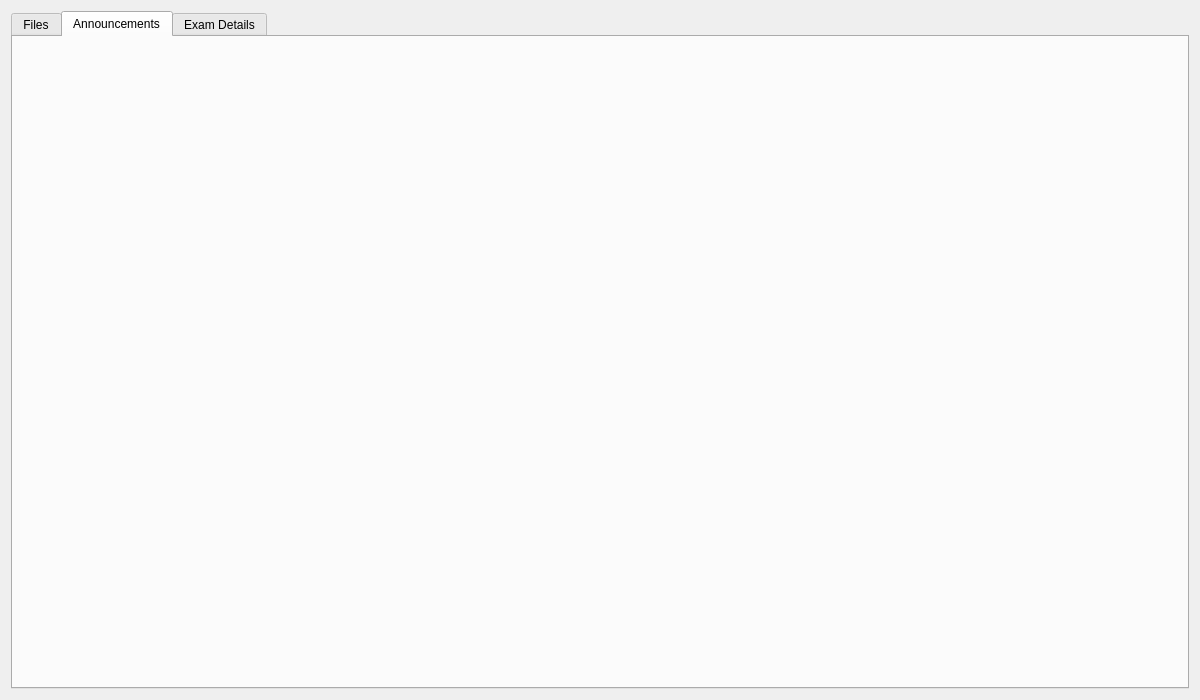
The window that downloaderui.ui (Geraldcdx/IVLEDownloader) describes before a commit, drawn with Qt 5.
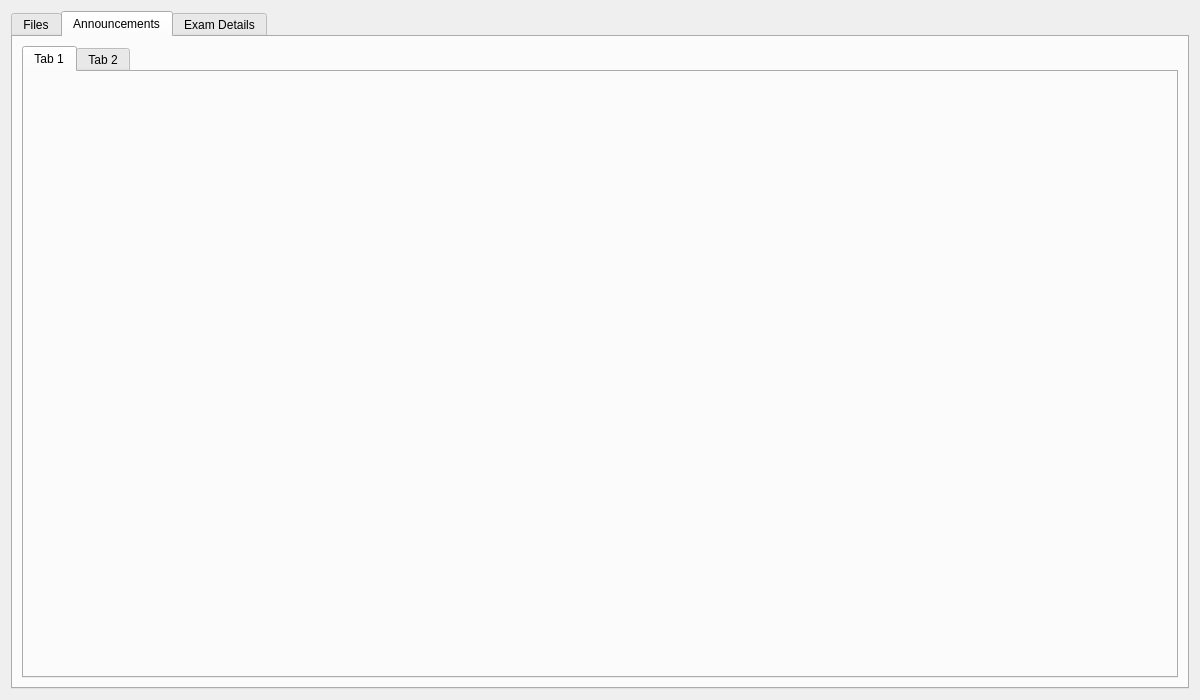
The same window after the commit. The open tabs and pages were chosen to show the change.

Patch:
```diff
--- a/downloaderui.ui
+++ b/downloaderui.ui
@@ -36,6 +36,25 @@
       <attribute name="title">
        <string>Announcements</string>
       </attribute>
+      <layout class="QVBoxLayout" name="verticalLayout_2">
+       <item>
+        <widget class="QTabWidget" name="tabWidget_2">
+         <property name="currentIndex">
+          <number>0</number>
+         </property>
+         <widget class="QWidget" name="tab_4">
+          <attribute name="title">
+           <string>Tab 1</string>
+          </attribute>
+         </widget>
+         <widget class="QWidget" name="tab_5">
+          <attribute name="title">
+           <string>Tab 2</string>
+          </attribute>
+         </widget>
+        </widget>
+       </item>
+      </layout>
      </widget>
      <widget class="QWidget" name="tab_3">
       <attribute name="title">
```
Left out of the diff: 2 changed lines with no effect on the pictures.
